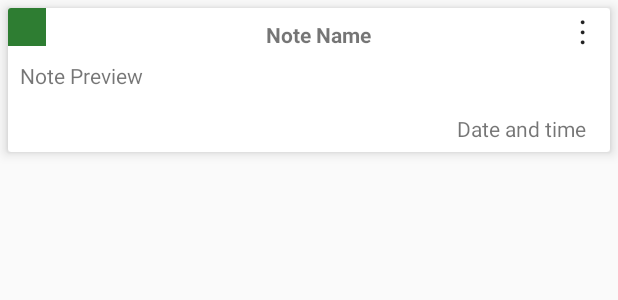
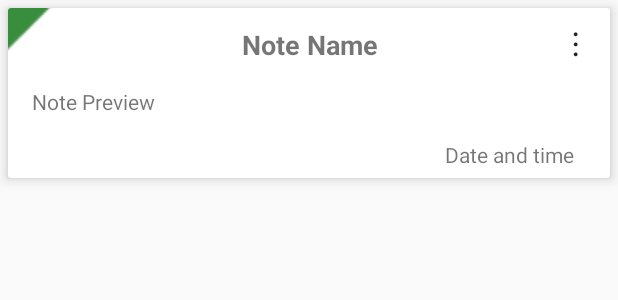
Before and after one commit to AlexKhomich/SimpleOrganizer-Project, an Android app: the layout card_note.xml on its own in the app's theme, with its tools: preview values and no code run, on a phone screen of 412 x 824 dp. Shown: the top 300 px of the screen. Run offline under Robolectric (Android 15) with nearby library versions, the phone set to English and light mode, and no system bars.

Commit message:
Implemented notes priorities, item menu for cards with priority and remove items. Added card delete function, and function for priority changing. Some bug fixed.

```diff
--- /dev/null
+++ b/app/src/main/res/drawable-anydpi/pr_green.xml
@@ -0,0 +1,17 @@
+<?xml version="1.0" encoding="utf-8"?>
+<vector xmlns:android="http://schemas.android.com/apk/res/android"
+    android:viewportWidth="744.0945"
+    android:viewportHeight="1052.362"
+    android:width="744.09447dp"
+    android:height="1052.362179dp">
+    <path
+        android:pathData="M19.697975 82.615761l600.030615 0L19.697975 682.64637Z"
+        android:strokeWidth="1"
+        android:strokeLineJoin="miter"
+        android:strokeLineCap="butt"
+        android:strokeColor="#000000" />
+    <path
+        android:pathData="M20.278243 381.82589l0 -298.500078 298.751977 0 298.75197 0L319.2834 381.82589C155.10906 546.00093 20.670671 680.32597 20.531422 680.32597c-0.139248 0 -0.253179 -134.32504 -0.253179 -298.50008z"
+        android:fillColor="#388e3c"
+        android:strokeMiterLimit="4" />
+</vector>
--- a/app/src/main/res/layout/card_note.xml
+++ b/app/src/main/res/layout/card_note.xml
@@ -1,7 +1,6 @@
 <?xml version="1.0" encoding="utf-8"?>
 <android.support.v7.widget.CardView xmlns:android="http://schemas.android.com/apk/res/android"
     xmlns:app="http://schemas.android.com/apk/res-auto"
-    xmlns:tools="http://schemas.android.com/tools"
     android:layout_width="match_parent"
     android:layout_height="wrap_content"
     android:layout_marginBottom="2dp"
@@ -20,10 +19,11 @@
             android:layout_width="0dp"
             android:layout_height="wrap_content"
             android:layout_marginEnd="8dp"
-            android:layout_marginStart="8dp"
-            android:layout_marginTop="8dp"
+            android:layout_marginStart="0dp"
+            android:layout_marginTop="12dp"
             android:text="@string/note_name"
             android:textAlignment="center"
+            android:textSize="18sp"
             android:textStyle="bold"
             app:layout_constraintEnd_toStartOf="@+id/txtOptionDigit"
             app:layout_constraintStart_toEndOf="@+id/imageViewPriority"
@@ -34,7 +34,7 @@
             android:layout_width="wrap_content"
             android:layout_height="17dp"
             android:layout_marginBottom="8dp"
-            android:layout_marginEnd="8dp"
+            android:layout_marginEnd="16dp"
             android:layout_marginStart="8dp"
             android:layout_marginTop="8dp"
             android:text="@string/date_and_time"
@@ -46,13 +46,15 @@
 
         <TextView
             android:id="@+id/txtOptionDigit"
-            android:layout_width="wrap_content"
+            android:layout_width="30dp"
             android:layout_height="wrap_content"
             android:layout_alignParentTop="true"
-            android:layout_marginEnd="16dp"
-            android:layout_marginTop="0dp"
+            android:layout_marginEnd="8dp"
+            android:layout_marginTop="8dp"
             android:text="@string/_8942"
+            android:textAlignment="center"
             android:textAppearance="?android:textAppearanceLarge"
+            android:background="?attr/selectableItemBackgroundBorderless"
             app:layout_constraintEnd_toEndOf="parent"
             app:layout_constraintTop_toTopOf="parent" />
 
@@ -61,9 +63,11 @@
             android:layout_width="0dp"
             android:layout_height="wrap_content"
             android:layout_marginBottom="8dp"
-            android:layout_marginEnd="8dp"
-            android:layout_marginStart="8dp"
-            android:layout_marginTop="8dp"
+            android:layout_marginEnd="16dp"
+            android:layout_marginStart="16dp"
+            android:layout_marginTop="16dp"
+            android:ellipsize="end"
+            android:maxLines="3"
             android:text="@string/note_preview"
             app:layout_constraintBottom_toTopOf="@+id/textViewDateAndTime"
             app:layout_constraintEnd_toEndOf="parent"
@@ -73,12 +77,18 @@
 
         <ImageView
             android:id="@+id/imageViewPriority"
-            android:layout_width="25dp"
-            android:layout_height="25dp"
+            android:layout_width="40dp"
+            android:layout_height="40dp"
             android:layout_marginEnd="8dp"
+            android:layout_marginTop="8dp"
+            android:background="@android:color/transparent"
+            android:elevation="0dp"
+            android:scaleType="centerCrop"
+            android:scaleX="2"
+            android:scaleY="2"
             app:layout_constraintEnd_toStartOf="@+id/textViewName"
             app:layout_constraintStart_toStartOf="parent"
-            app:srcCompat="@color/note_fab"
-            tools:layout_editor_absoluteY="0dp" />
+            app:layout_constraintTop_toTopOf="parent"
+            app:srcCompat="@drawable/pr_green" />
     </android.support.constraint.ConstraintLayout>
 </android.support.v7.widget.CardView>
```
Also changed, not shown: app/src/main/java/com/cdg/alex/simpleorganizer/fragments/NoteFragment.kt (+12 -12 lines), app/src/main/java/com/cdg/alex/simpleorganizer/notes_list/NotesAdapter.kt (+52 -6 lines), app/src/main/res/drawable-anydpi/pr_red.xml (added, +17 -0 lines), app/src/main/res/drawable-anydpi/pr_yellow.xml (added, +17 -0 lines), app/src/main/res/menu/menu_notes.xml (added, +16 -0 lines), app/src/main/res/values/strings.xml (+10 -0 lines).
